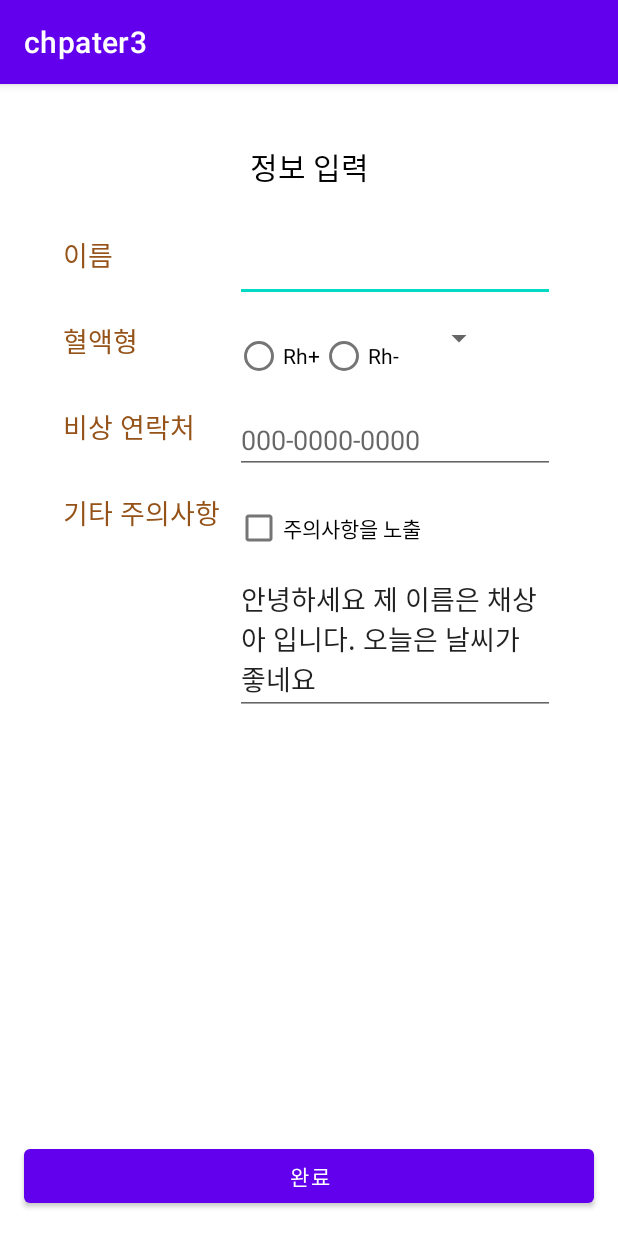
After one commit to ethanchaee/chpater3, an Android app: the InputActivity screen opened directly, with no data from a screen before it, on a phone screen of 412 x 824 dp. The commit adds this screen. Run offline under Robolectric (Android 15) with nearby library versions, the phone set to English and light mode, and no system bars.

Commit message:
feat : 입력창 UI 구현

```diff
--- a/app/src/main/AndroidManifest.xml
+++ b/app/src/main/AndroidManifest.xml
@@ -12,6 +12,13 @@
         android:supportsRtl="true"
         android:theme="@style/Theme.Chpater3"
         tools:targetApi="31">
+        <activity
+            android:name=".InputActivity"
+            android:exported="false">
+            <meta-data
+                android:name="android.app.lib_name"
+                android:value="" />
+        </activity>
         <activity
             android:name=".MainActivity"
             android:exported="true">
--- /dev/null
+++ b/app/src/main/java/fastcampus/aop/part1/chpater3/InputActivity.kt
@@ -0,0 +1,11 @@
+package fastcampus.aop.part1.chpater3
+
+import androidx.appcompat.app.AppCompatActivity
+import android.os.Bundle
+
+class InputActivity : AppCompatActivity() {
+    override fun onCreate(savedInstanceState: Bundle?) {
+        super.onCreate(savedInstanceState)
+        setContentView(R.layout.activity_input)
+    }
+}
--- /dev/null
+++ b/app/src/main/res/drawable/ic_baseline_add_24.xml
@@ -0,0 +1,5 @@
+<vector android:height="24dp" android:tint="#FFFFFF"
+    android:viewportHeight="24" android:viewportWidth="24"
+    android:width="24dp" xmlns:android="http://schemas.android.com/apk/res/android">
+    <path android:fillColor="@android:color/white" android:pathData="M19,13h-6v6h-2v-6H5v-2h6V5h2v6h6v2z"/>
+</vector>
--- /dev/null
+++ b/app/src/main/res/layout/activity_input.xml
@@ -0,0 +1,165 @@
+<?xml version="1.0" encoding="utf-8"?>
+<androidx.constraintlayout.widget.ConstraintLayout xmlns:android="http://schemas.android.com/apk/res/android"
+    xmlns:app="http://schemas.android.com/apk/res-auto"
+    xmlns:tools="http://schemas.android.com/tools"
+    android:layout_width="match_parent"
+    android:layout_height="match_parent"
+    tools:context=".InputActivity">
+
+    <ScrollView
+        android:layout_width="wrap_content"
+        android:layout_height="wrap_content"
+        app:layout_constraintStart_toStartOf="parent"
+        app:layout_constraintEnd_toEndOf="parent"
+        app:layout_constraintTop_toTopOf="parent"
+        app:layout_constraintBottom_toTopOf="@id/button"
+        app:layout_constraintVertical_bias="0">
+
+        <androidx.constraintlayout.widget.ConstraintLayout
+            android:layout_width="wrap_content"
+            android:layout_height="wrap_content"
+            android:padding="24dp">
+
+            <TextView
+                android:id="@+id/titleTextView"
+                android:layout_width="wrap_content"
+                android:layout_height="wrap_content"
+                android:text="정보 입력"
+                android:textSize="20sp"
+                android:textColor="@color/black"
+                android:layout_marginTop="16dp"
+                app:layout_constraintEnd_toEndOf="parent"
+                app:layout_constraintStart_toStartOf="parent"
+                app:layout_constraintTop_toTopOf="parent" />
+
+            <TextView
+                android:id="@+id/nameTextView"
+                android:layout_width="wrap_content"
+                android:layout_height="wrap_content"
+                android:text="이름"
+                style="@style/subTitle"
+                app:layout_constraintStart_toStartOf="parent"
+                app:layout_constraintTop_toBottomOf="@+id/titleTextView" />
+
+            <TextView
+                android:id="@+id/bloodTypeTextView"
+                android:layout_width="wrap_content"
+                android:layout_height="wrap_content"
+                android:text="혈액형"
+                style="@style/subTitle"
+                app:layout_constraintStart_toStartOf="@+id/nameTextView"
+                app:layout_constraintTop_toBottomOf="@+id/nameTextView" />
+
+
+            <TextView
+                android:id="@+id/emergencyContactTextView"
+                android:layout_width="wrap_content"
+                android:layout_height="wrap_content"
+                android:text="비상 연락처"
+                style="@style/subTitle"
+                app:layout_constraintStart_toStartOf="@+id/nameTextView"
+                app:layout_constraintTop_toBottomOf="@+id/bloodTypeTextView" />
+
+            <TextView
+                android:id="@+id/textView3"
+                style="@style/subTitle"
+                android:layout_width="wrap_content"
+                android:layout_height="wrap_content"
+                android:text="기타 주의사항"
+                app:layout_constraintStart_toStartOf="@id/nameTextView"
+                app:layout_constraintTop_toBottomOf="@id/emergencyContactTextView" />
+
+            <androidx.constraintlayout.widget.Guideline
+                android:id="@+id/guideline2"
+                android:layout_width="wrap_content"
+                android:layout_height="wrap_content"
+                android:orientation="vertical"
+                app:layout_constraintGuide_percent="0.35"/>
+
+            <EditText
+                android:id="@+id/editTextTextPersonName2"
+                android:layout_width="wrap_content"
+                android:layout_height="wrap_content"
+                android:ems="10"
+                android:inputType="textPersonName"
+                app:layout_constraintBottom_toBottomOf="@+id/nameTextView"
+                app:layout_constraintEnd_toEndOf="parent"
+                app:layout_constraintHorizontal_bias="0.0"
+                app:layout_constraintStart_toStartOf="@+id/guideline2"
+                app:layout_constraintTop_toTopOf="@+id/nameTextView"
+                app:layout_constraintVertical_bias="0.0" />
+
+            <RadioGroup
+                android:id="@+id/radioGroup"
+                android:layout_width="wrap_content"
+                android:layout_height="wrap_content"
+                android:orientation="horizontal"
+                app:layout_constraintStart_toStartOf="@+id/guideline2"
+                app:layout_constraintTop_toTopOf="@+id/bloodTypeTextView">
+
+                <RadioButton
+                    android:layout_width="wrap_content"
+                    android:layout_height="wrap_content"
+                    android:text="Rh+" />
+
+                <RadioButton
+                    android:layout_width="wrap_content"
+                    android:layout_height="wrap_content"
+                    android:text="Rh-" />
+
+            </RadioGroup>
+
+            <Spinner
+                android:id="@+id/bloodTypeSpinner"
+                android:layout_width="wrap_content"
+                android:layout_height="wrap_content"
+                android:layout_marginStart="16dp"
+                app:layout_constraintStart_toEndOf="@+id/radioGroup"
+                app:layout_constraintTop_toTopOf="@+id/bloodTypeTextView" />
+
+            <EditText
+                android:id="@+id/editTextPhone"
+                android:layout_width="wrap_content"
+                android:layout_height="wrap_content"
+                android:ems="10"
+                android:inputType="phone"
+                android:hint="000-0000-0000"
+                app:layout_constraintStart_toStartOf="@+id/guideline2"
+                app:layout_constraintTop_toTopOf="@+id/emergencyContactTextView" />
+
+            <CheckBox
+                android:id="@+id/checkBox"
+                android:layout_width="wrap_content"
+                android:layout_height="wrap_content"
+                android:text="주의사항을 노출"
+                app:layout_constraintStart_toStartOf="@+id/guideline2"
+                app:layout_constraintTop_toTopOf="@+id/textView3" />
+
+            <EditText
+                android:id="@+id/editTextTextPersonName4"
+                android:layout_width="0dp"
+                android:layout_height="wrap_content"
+                android:ems="10"
+                android:maxLines="5"
+                android:text="안녕하세요 제 이름은 채상아 입니다. 오늘은 날씨가 좋네요"
+                app:layout_constraintEnd_toEndOf="parent"
+                app:layout_constraintStart_toStartOf="@+id/guideline2"
+                app:layout_constraintTop_toBottomOf="@+id/checkBox" />
+
+
+        </androidx.constraintlayout.widget.ConstraintLayout>
+
+    </ScrollView>
+
+
+    <Button
+        android:id="@+id/button"
+        android:layout_width="0dp"
+        android:layout_height="wrap_content"
+        android:text="완료"
+        app:layout_constraintBottom_toBottomOf="parent"
+        app:layout_constraintEnd_toEndOf="parent"
+        app:layout_constraintStart_toStartOf="parent"
+        android:layout_margin="16dp"/>
+
+</androidx.constraintlayout.widget.ConstraintLayout>
--- a/app/src/main/res/layout/activity_main.xml
+++ b/app/src/main/res/layout/activity_main.xml
@@ -6,11 +6,23 @@
     android:layout_height="match_parent"
     tools:context=".MainActivity">
 
-    <TextView
+    <com.google.android.material.floatingactionbutton.FloatingActionButton
+        android:id="@+id/floatingActionButton"
         android:layout_width="wrap_content"
         android:layout_height="wrap_content"
-        android:text="Hello World!"
+        android:clickable="true"
         app:layout_constraintBottom_toBottomOf="parent"
+        app:layout_constraintEnd_toEndOf="parent"
+        app:layout_constraintStart_toStartOf="parent"
+        app:layout_constraintTop_toTopOf="parent"
+        app:layout_constraintVertical_bias="0.75"
+        app:srcCompat="@drawable/ic_baseline_add_24" />
+
+    <TextView
+        android:id="@+id/nameTextView"
+        android:layout_width="wrap_content"
+        android:layout_height="wrap_content"
+        android:layout_margin="36dp"
         app:layout_constraintEnd_toEndOf="parent"
         app:layout_constraintStart_toStartOf="parent"
         app:layout_constraintTop_toTopOf="parent" />
--- a/app/src/main/res/values/colors.xml
+++ b/app/src/main/res/values/colors.xml
@@ -7,4 +7,5 @@
     <color name="teal_700">#FF018786</color>
     <color name="black">#FF000000</color>
     <color name="white">#FFFFFFFF</color>
+    <color name="brown">#955319</color>
 </resources>
--- /dev/null
+++ b/app/src/main/res/values/styles.xml
@@ -0,0 +1,9 @@
+<?xml version="1.0" encoding="utf-8"?>
+<resources>
+
+    <style name="subTitle">
+        <item name="android:textColor">@color/brown</item>
+        <item name="android:textSize">18sp</item>
+        <item name="android:layout_marginTop">30dp</item>
+    </style>
+</resources>
```
